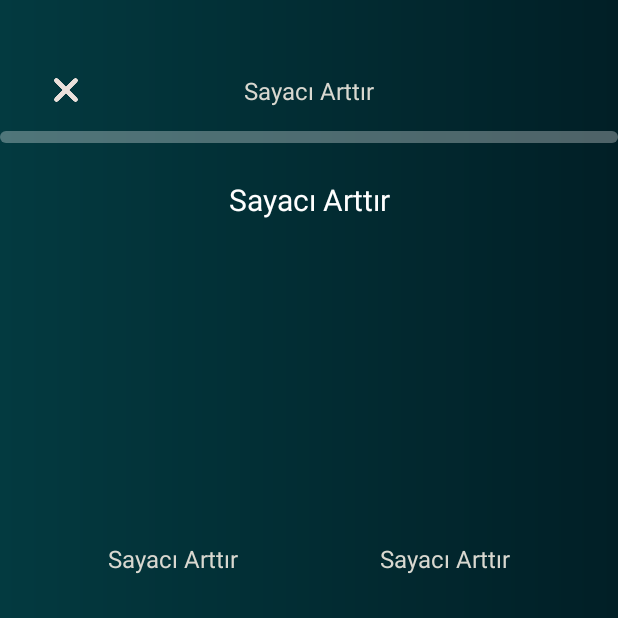
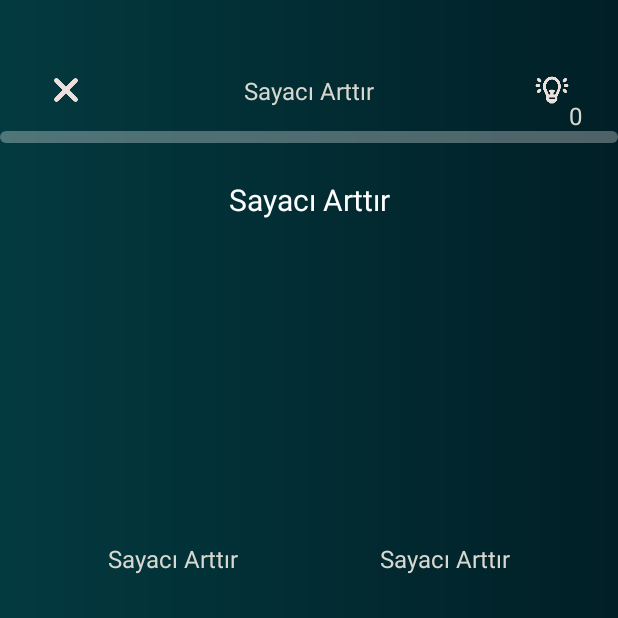
Before and after one commit to yakupkavak/NarutoQuiz, an Android app: the fragment GameFragment placed in its activity, on a phone screen of 412 x 824 dp, the top half of it. Run offline under Robolectric (Android 15) with nearby library versions, the phone set to English and light mode, and no system bars; our stand-ins replace AdMob, Dagger/Hilt's generated code, Firebase (no records; nobody signed in at launch, a user with empty details on screens opened directly), Room's generated code, navigation-ui; libraries missing offline, so code that uses them is left out: com.google.ai.client, retrofit2.converter.jackson; pictures from the network do not load; Roboto replaces fonts that are not available here; 5 statements that could not run were skipped.

Commit message:
feat: implemet tokenCount in GameFragment

```diff
--- a/app/src/main/java/com/naruto/narutoquiz/ui/mainScreen/game/GameFragment.kt
+++ b/app/src/main/java/com/naruto/narutoquiz/ui/mainScreen/game/GameFragment.kt
@@ -30,6 +30,7 @@ import com.naruto.narutoquiz.ui.mainScreen.game.GameConst.ThirdOptionId
 import com.naruto.narutoquiz.ui.mainScreen.main.ErrorDialogFragment
 import com.naruto.narutoquiz.ui.mainScreen.main.GameDialogFragment
 import com.naruto.narutoquiz.ui.mainScreen.main.HintDialogFragment
+import com.naruto.narutoquiz.ui.mainScreen.main.SharedViewModel
 import dagger.hilt.android.AndroidEntryPoint
 
 @AndroidEntryPoint
@@ -39,6 +40,7 @@ class GameFragment : Fragment() {
     private val binding get() = _binding!!
     private val args: GameFragmentArgs by navArgs()
     private val viewModel: GameViewModel by viewModels()
+    private val sharedViewModel: SharedViewModel by viewModels()
     private var selectedOptionId = -1
     private var gameState = 0
     private var questionId = 0
@@ -56,7 +58,8 @@ class GameFragment : Fragment() {
         super.onViewCreated(view, savedInstanceState)
         viewModel.initializeGame(args.gameId, args.gameTopic)
         setOnClick()
-        setObserve()
+        setObserveViewModel()
+        setObserveSharedViewModel()
     }
 
     private fun setDialog(trueCount: Int, wrongCount: Int) {
@@ -67,7 +70,7 @@ class GameFragment : Fragment() {
         newFragment.show(parentFragmentManager, "game")
     }
 
-    private fun setObserve() {
+    private fun setObserveViewModel() {
         observe(viewModel.currentGameTopic) {
             binding.tvTopic.text = it
         }
@@ -117,7 +120,7 @@ class GameFragment : Fragment() {
                 }
             }
         }
-        observe(viewModel.currentGameId){
+        observe(viewModel.currentGameId) {
             currentGameId = it
         }
         observe(viewModel.secondOption) {
@@ -225,11 +228,22 @@ class GameFragment : Fragment() {
                 }
             }
         }
-        observe(viewModel.hintText){ text ->
+        observe(viewModel.hintText) { text ->
             val newFragment = HintDialogFragment(
-                hintText = text)
+                hintText = text
+            )
             newFragment.show(parentFragmentManager, "game")
             hintLoaded()
+        }
+    }
+
+    private fun setObserveSharedViewModel() {
+        observe(sharedViewModel.tokenCount){ tokenCount ->
+            println("current token count -> $tokenCount")
+            if (tokenCount == 0){
+                binding.fabGemini.isEnabled = false
+            }
+            binding.tvTokenCount.text = tokenCount.toString()
         }
     }
 
@@ -260,15 +274,15 @@ class GameFragment : Fragment() {
         }
     }
 
-    private fun loadingHint(){
-        with(binding.fabGemini){
+    private fun loadingHint() {
+        with(binding.fabGemini) {
             setImageResource(R.drawable.spinnerblack)
             isClickable = false
         }
     }
 
-    private fun hintLoaded(){
-        with(binding.fabGemini){
+    private fun hintLoaded() {
+        with(binding.fabGemini) {
             setImageResource(R.drawable.lightblub)
             isClickable = true
         }
@@ -282,6 +296,7 @@ class GameFragment : Fragment() {
             fabGemini.setOnClickListener {
                 viewModel.getHint()
                 loadingHint()
+                sharedViewModel.showHint()
             }
             btnCheck.setOnClickListener {
                 if (gameState == 0) {
--- a/app/src/main/res/layout/fragment_game.xml
+++ b/app/src/main/res/layout/fragment_game.xml
@@ -49,13 +49,13 @@
         android:layout_marginTop="@dimen/margin_large"
         android:backgroundTint="@color/transparent"
         android:contentDescription="@string/close_game"
-        app:srcCompat="@drawable/closeicon"
-        app:tint="@null"
         app:borderWidth="0dp"
         app:elevation="0dp"
         app:layout_constraintStart_toStartOf="parent"
         app:layout_constraintTop_toTopOf="parent"
-        app:pressedTranslationZ="0dp" />
+        app:pressedTranslationZ="0dp"
+        app:srcCompat="@drawable/closeicon"
+        app:tint="@null" />
 
     <com.google.android.material.floatingactionbutton.FloatingActionButton
         android:id="@+id/fabGemini"
@@ -66,13 +66,23 @@
         android:backgroundTint="@color/transparent"
         android:contentDescription="@string/close_game"
         android:src="@drawable/lightblub"
-        app:tint="@null"
-        android:visibility="gone"
+        android:visibility="visible"
         app:borderWidth="0dp"
         app:elevation="0dp"
         app:layout_constraintEnd_toEndOf="parent"
         app:layout_constraintTop_toTopOf="parent"
-        app:pressedTranslationZ="0dp" />
+        app:pressedTranslationZ="0dp"
+        app:tint="@null" />
+
+    <TextView
+        android:id="@+id/tvTokenCount"
+        style="@style/MediumSizeMedium"
+        android:layout_width="wrap_content"
+        android:layout_height="wrap_content"
+        android:layout_marginEnd="@dimen/margin_small"
+        android:text="@string/zero"
+        app:layout_constraintBottom_toBottomOf="@id/fabGemini"
+        app:layout_constraintEnd_toEndOf="@id/fabGemini" />
 
     <TextView
         android:id="@+id/tvTopic"
```
Also changed, not shown: app/src/main/java/com/naruto/narutoquiz/data/network/repository/FirestoreRepository.kt (+9 -5 lines), app/src/main/java/com/naruto/narutoquiz/ui/mainScreen/main/SharedViewModel.kt (+9 -2 lines).
